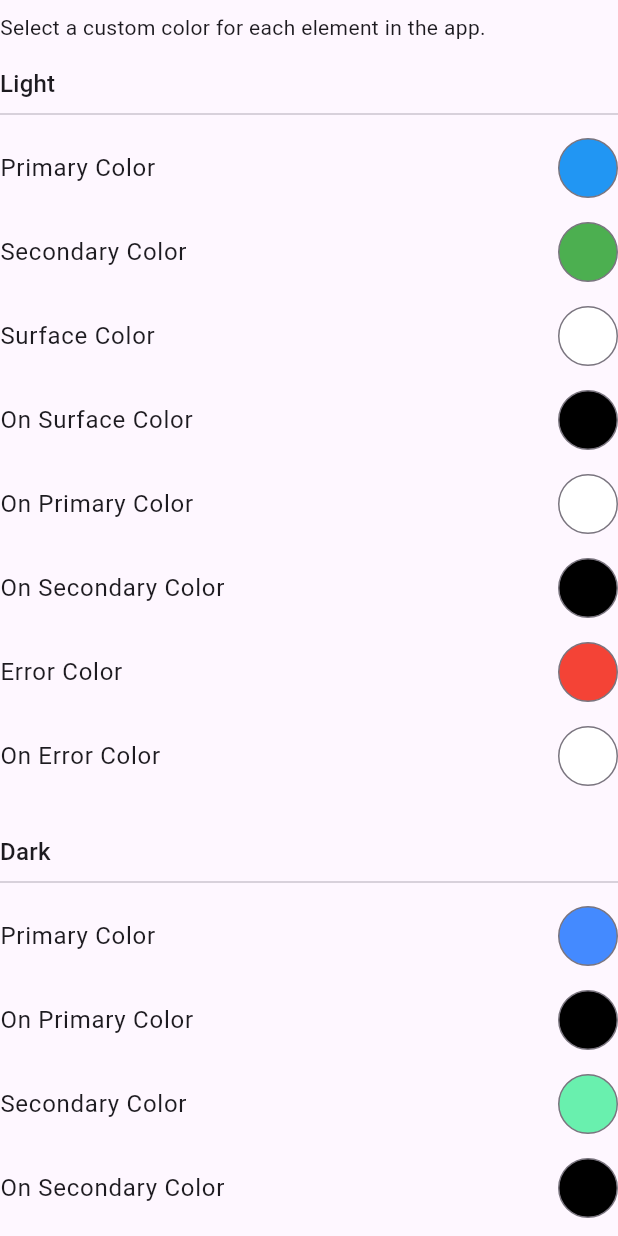
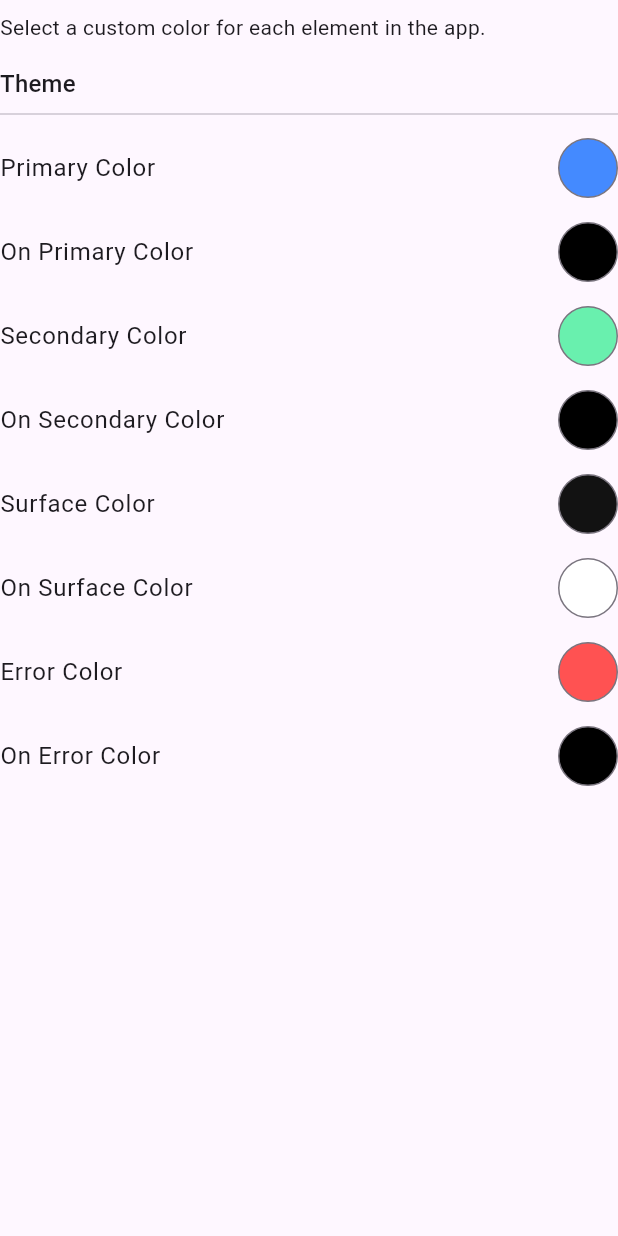
Before and after one commit to nieich/flutter_weather_app, a Flutter app: the IndividualColorPicker widget shown alone on an empty page, opened directly, on a phone screen of 412 x 824 dp. Run offline on Flutter 3.47's test engine with Material 3 defaults, Android fonts, the phone set to English and light mode, and no system bars; our stand-ins replace fl_chart, flutter_colorpicker, geolocator, go_router, shared_preferences; accounts and stored records are empty.

Commit message:
individual theme overhaul

```diff
--- a/lib/l10n/app_localizations.dart
+++ b/lib/l10n/app_localizations.dart
@@ -284,6 +284,18 @@ abstract class AppLocalizations {
   /// **'On Error Color'**
   String get onErrorColor;
 
+  /// Header for the theme selection
+  ///
+  /// In en, this message translates to:
+  /// **'Theme'**
+  String get theme;
+
+  /// Error message displayed when something goes wrong
+  ///
+  /// In en, this message translates to:
+  /// **'Error'**
+  String get error;
+
   /// OK button text
   ///
   /// In en, this message translates to:
@@ -295,6 +307,24 @@ abstract class AppLocalizations {
   /// In en, this message translates to:
   /// **'Cancel'**
   String get cancel;
+
+  /// Description for the pull down to refresh action
+  ///
+  /// In en, this message translates to:
+  /// **'Pull down to refresh the weather data.'**
+  String get pullDownToRefresh;
+
+  /// Description for the no weather data message
+  ///
+  /// In en, this message translates to:
+  /// **'No weather data available.'**
+  String get noWeatherDataAvail;
+
+  /// Description for the weather data refresh failure message
+  ///
+  /// In en, this message translates to:
+  /// **'Failed to refresh weather data.'**
+  String get weatherDataRefreshFailed;
 }
 
 class _AppLocalizationsDelegate
--- a/lib/navigation/scaffold_with_drawer.dart
+++ b/lib/navigation/scaffold_with_drawer.dart
@@ -26,6 +26,7 @@ class ScaffoldWithDrawer extends StatelessWidget {
           ),
         ],
       ),
+      backgroundColor: Theme.of(context).colorScheme.surface,
       body: navigationShell,
     );
   }
--- a/lib/pages/settings/color_scheme_picker.dart
+++ b/lib/pages/settings/color_scheme_picker.dart
@@ -82,93 +82,49 @@ class IndividualColorPicker extends StatelessWidget {
         const SizedBox(height: 16),
 
         // Light Theme Section
-        Text(l10n.lightTheme, style: Theme.of(context).textTheme.titleMedium),
+        Text(l10n.theme, style: Theme.of(context).textTheme.titleMedium),
         const Divider(),
         _ColorPickerTile(
           title: l10n.primaryColor, // e.g., "Primary Color"
-          currentColor: themeProvider.lightPrimary,
-          onColorChanged: themeProvider.setLightPrimary,
+          currentColor: themeProvider.primary,
+          onColorChanged: themeProvider.setPrimary,
+        ),
+        _ColorPickerTile(
+          title: l10n.onPrimaryColor, // e.g., "On Primary Color"
+          currentColor: themeProvider.onPrimary,
+          onColorChanged: themeProvider.setOnPrimary,
         ),
         _ColorPickerTile(
           title: l10n.secondaryColor, // e.g., "Secondary Color"
-          currentColor: themeProvider.lightSecondary,
-          onColorChanged: themeProvider.setLightSecondary,
+          currentColor: themeProvider.secondary,
+          onColorChanged: themeProvider.setSecondary,
+        ),
+        _ColorPickerTile(
+          title: l10n.onSecondaryColor, // e.g., "On Secondary Color"
+          currentColor: themeProvider.onSecondary,
+          onColorChanged: themeProvider.setOnSecondary,
         ),
         _ColorPickerTile(
           title: l10n.surfaceColor, // e.g., "Surface Color"
-          currentColor: themeProvider.lightSurface,
-          onColorChanged: themeProvider.setLightSurface,
+          currentColor: themeProvider.surface,
+          onColorChanged: themeProvider.setSurface,
         ),
         _ColorPickerTile(
           title: l10n.onSurfaceColor, // e.g., "On Surface Color"
-          currentColor: themeProvider.lightOnSurface,
-          onColorChanged: themeProvider.setLightOnSurface,
-        ),
-        _ColorPickerTile(
-          title: l10n.onPrimaryColor, // e.g., "On Primary Color"
-          currentColor: themeProvider.lightOnPrimary,
-          onColorChanged: themeProvider.setLightOnPrimary,
-        ),
-        _ColorPickerTile(
-          title: l10n.onSecondaryColor, // e.g., "On Secondary Color"
-          currentColor: themeProvider.lightOnSecondary,
-          onColorChanged: themeProvider.setLightOnSecondary,
+          currentColor: themeProvider.onSurface,
+          onColorChanged: themeProvider.setOnSurface,
         ),
         _ColorPickerTile(
           title: l10n.errorColor, // e.g., "Error Color"
-          currentColor: themeProvider.lightError,
-          onColorChanged: themeProvider.setLightError,
+          currentColor: themeProvider.error,
+          onColorChanged: themeProvider.setError,
         ),
         _ColorPickerTile(
           title: l10n.onErrorColor, // e.g., "On Error Color"
-          currentColor: themeProvider.lightOnError,
-          onColorChanged: themeProvider.setLightOnError,
+          currentColor: themeProvider.onError,
+          onColorChanged: themeProvider.setOnError,
         ),
         const SizedBox(height: 24),
-
-        // Dark Theme Section
-        Text(l10n.darkTheme, style: Theme.of(context).textTheme.titleMedium),
-        const Divider(),
-        _ColorPickerTile(
-          title: l10n.primaryColor,
-          currentColor: themeProvider.darkPrimary,
-          onColorChanged: themeProvider.setDarkPrimary,
-        ),
-        _ColorPickerTile(
-          title: l10n.onPrimaryColor,
-          currentColor: themeProvider.darkOnPrimary,
-          onColorChanged: themeProvider.setDarkOnPrimary,
-        ),
-        _ColorPickerTile(
-          title: l10n.secondaryColor,
-          currentColor: themeProvider.darkSecondary,
-          onColorChanged: themeProvider.setDarkSecondary,
-        ),
-        _ColorPickerTile(
-          title: l10n.onSecondaryColor,
-          currentColor: themeProvider.darkOnSecondary,
-          onColorChanged: themeProvider.setDarkOnSecondary,
-        ),
-        _ColorPickerTile(
-          title: l10n.surfaceColor,
-          currentColor: themeProvider.darkSurface,
-          onColorChanged: themeProvider.setDarkSurface,
-        ),
-        _ColorPickerTile(
-          title: l10n.onSurfaceColor,
-          currentColor: themeProvider.darkOnSurface,
-          onColorChanged: themeProvider.setDarkOnSurface,
-        ),
-        _ColorPickerTile(
-          title: l10n.errorColor,
-          currentColor: themeProvider.darkError,
-          onColorChanged: themeProvider.setDarkError,
-        ),
-        _ColorPickerTile(
-          title: l10n.onErrorColor,
-          currentColor: themeProvider.darkOnError,
-          onColorChanged: themeProvider.setDarkOnError,
-        ),
       ],
     );
   }
--- a/lib/provider/theme_provider.dart
+++ b/lib/provider/theme_provider.dart
@@ -7,44 +7,28 @@ class ThemeProvider with ChangeNotifier {
   static const String _themeColorKey = 'theme_color';
   static const String _themeModeKey = 'theme_mode';
   static const String _colorModeKey = 'color_mode';
-  static const String _lightPrimaryColorKey = 'light_primary_color';
-  static const String _darkPrimaryColorKey = 'dark_primary_color';
-  static const String _lightSecondaryColorKey = 'light_secondary_color';
-  static const String _darkSecondaryColorKey = 'dark_secondary_color';
-  static const String _lightOnPrimaryColorKey = 'light_on_primary_color';
-  static const String _darkOnPrimaryColorKey = 'dark_on_primary_color';
-  static const String _lightOnSecondaryColorKey = 'light_on_secondary_color';
-  static const String _darkOnSecondaryColorKey = 'dark_on_secondary_color';
-  static const String _lightErrorColorKey = 'light_error_color';
-  static const String _darkErrorColorKey = 'dark_error_color';
-  static const String _lightOnErrorColorKey = 'light_on_error_color';
-  static const String _darkOnErrorColorKey = 'dark_on_error_color';
-  static const String _lightSurfaceColorKey = 'light_surface_color';
-  static const String _darkSurfaceColorKey = 'dark_surface_color';
-  static const String _lightOnSurfaceColorKey = 'light_on_surface_color';
-  static const String _darkOnSurfaceColorKey = 'dark_on_surface_color';
+  static const String _primaryColorKey = 'primary_color';
+  static const String _onPrimaryColorKey = 'on_primary_color';
+  static const String _secondaryColorKey = 'secondary_color';
+  static const String _onSecondaryColorKey = 'on_secondary_color';
+  static const String _errorColorKey = 'error_color';
+  static const String _onErrorColorKey = 'on_error_color';
+  static const String _surfaceColorKey = 'surface_color';
+  static const String _onSurfaceColorKey = 'on_surface_color';
 
   Color _seedColor = Colors.deepPurple;
   ThemeMode _themeMode = ThemeMode.system;
   ColorMode _colorMode = ColorMode.seed;
 
   // Individual colors
-  Color _lightPrimary = Colors.blue;
-  Color _darkPrimary = Colors.blueAccent;
-  Color _lightSecondary = Colors.green;
-  Color _darkSecondary = Colors.greenAccent;
-  Color _lightOnPrimary = Colors.white;
-  Color _darkOnPrimary = Colors.black;
-  Color _lightOnSecondary = Colors.black;
-  Color _darkOnSecondary = Colors.black;
-  Color _lightError = Colors.red;
-  Color _darkError = Colors.redAccent;
-  Color _lightOnError = Colors.white;
-  Color _darkOnError = Colors.black;
-  Color _lightSurface = Colors.white;
-  Color _darkSurface = const Color(0xFF121212);
-  Color _lightOnSurface = Colors.black;
-  Color _darkOnSurface = Colors.white;
+  Color _primary = Colors.blueAccent;
+  Color _onPrimary = Colors.black;
+  Color _secondary = Colors.greenAccent;
+  Color _onSecondary = Colors.black;
+  Color _error = Colors.redAccent;
+  Color _onError = Colors.black;
+  Color _surface = const Color(0xFF121212);
+  Color _onSurface = Colors.white;
 
   ThemeProvider() {
     _loadTheme();
@@ -53,22 +37,14 @@ class ThemeProvider with ChangeNotifier {
   Color get seedColor => _seedColor;
   ThemeMode get themeMode => _themeMode;
   ColorMode get colorMode => _colorMode;
-  Color get lightPrimary => _lightPrimary;
-  Color get darkPrimary => _darkPrimary;
-  Color get lightSecondary => _lightSecondary;
-  Color get darkSecondary => _darkSecondary;
-  Color get lightOnPrimary => _lightOnPrimary;
-  Color get darkOnPrimary => _darkOnPrimary;
-  Color get lightOnSecondary => _lightOnSecondary;
-  Color get darkOnSecondary => _darkOnSecondary;
-  Color get lightError => _lightError;
-  Color get darkError => _darkError;
-  Color get lightOnError => _lightOnError;
-  Color get darkOnError => _darkOnError;
-  Color get lightSurface => _lightSurface;
-  Color get darkSurface => _darkSurface;
-  Color get lightOnSurface => _lightOnSurface;
-  Color get darkOnSurface => _darkOnSurface;
+  Color get primary => _primary;
+  Color get onPrimary => _onPrimary;
+  Color get secondary => _secondary;
+  Color get onSecondary => _onSecondary;
+  Color get error => _error;
+  Color get onError => _onError;
+  Color get surface => _surface;
+  Color get onSurface => _onSurface;
 
   /// The ColorScheme for the light theme.
   /// It is generated dynamically based on the selected [colorMode].
@@ -76,14 +52,14 @@ class ThemeProvider with ChangeNotifier {
     if (_colorMode == ColorMode.individual) {
       return ColorScheme(
         brightness: Brightness.light,
-        primary: _lightPrimary,
-        onPrimary: _lightOnPrimary,
-        secondary: _lightSecondary,
-        onSecondary: _lightOnSecondary,
-        error: _lightError,
-        onError: _lightOnError,
-        surface: _lightSurface,
-        onSurface: _lightOnSurface,
+        primary: _primary,
+        onPrimary: _onPrimary,
+        secondary: _secondary,
+        onSecondary: _onSecondary,
+        error: _error,
+        onError: _onError,
+        surface: _surface,
+        onSurface: _onSurface,
       );
     }
     return ColorScheme.fromSeed(seedColor: _seedColor, brightness: Brightness.light);
@@ -95,14 +71,14 @@ class ThemeProvider with ChangeNotifier {
     if (_colorMode == ColorMode.individual) {
       return ColorScheme(
         brightness: Brightness.dark,
-        primary: _darkPrimary,
-        onPrimary: _darkOnPrimary,
-        secondary: _darkSecondary,
-        onSecondary: _darkOnSecondary,
-        error: _darkError,
-        onError: _darkOnError,
-        surface: _darkSurface,
-        onSurface: _darkOnSurface,
+        primary: _primary,
+        onPrimary: _onPrimary,
+        secondary: _secondary,
+        onSecondary: _onSecondary,
+        error: _error,
+        onError: _onError,
+        surface: _surface,
+        onSurface: _onSurface,
       );
     }
     return ColorScheme.fromSeed(seedColor: _seedColor, brightness: Brightness.dark);
@@ -140,30 +116,21 @@ class ThemeProvider with ChangeNotifier {
     // Helper to reduce repetition when loading colors.
     Color getColor(String key, Color defaultColor) => Color(prefs.getInt(key) ?? defaultColor.value);
 
-    _lightPrimary = getColor(_lightPrimaryColorKey, Colors.blue);
-    _darkPrimary = getColor(_darkPrimaryColorKey, Colors.blueAccent);
-    _lightSecondary = getColor(_lightSecondaryColorKey, Colors.green);
-    _darkSecondary = getColor(_darkSecondaryColorKey, Colors.greenAccent);
-    _lightOnPrimary = getColor(_lightOnPrimaryColorKey, Colors.white);
-    _darkOnPrimary = getColor(_darkOnPrimaryColorKey, Colors.black);
-    _lightOnSecondary = getColor(_lightOnSecondaryColorKey, Colors.black);
-    _darkOnSecondary = getColor(_darkOnSecondaryColorKey, Colors.black);
-    _lightError = getColor(_lightErrorColorKey, Colors.red);
-    _darkError = getColor(_darkErrorColorKey, Colors.redAccent);
-    _lightOnError = getColor(_lightOnErrorColorKey, Colors.white);
-    _darkOnError = getColor(_darkOnErrorColorKey, Colors.black);
-    _lightSurface = getColor(_lightSurfaceColorKey, Colors.white);
-    _darkSurface = getColor(_darkSurfaceColorKey, const Color(0xFF121212));
-    _lightOnSurface = getColor(_lightOnSurfaceColorKey, Colors.black);
-    _darkOnSurface = getColor(_darkOnSurfaceColorKey, Colors.white);
-
+    _primary = getColor(_primaryColorKey, Colors.blueAccent);
+    _onPrimary = getColor(_onPrimaryColorKey, Colors.black);
+    _secondary = getColor(_secondaryColorKey, Colors.greenAccent);
+    _onSecondary = getColor(_onSecondaryColorKey, Colors.black);
+    _error = getColor(_errorColorKey, Colors.redAccent);
+    _onError = getColor(_onErrorColorKey, Colors.black);
+    _surface = getColor(_surfaceColorKey, const Color(0xFF121212));
+    _onSurface = getColor(_onSurfaceColorKey, Colors.white);
     notifyListeners();
   }
 
   Future<void> setSeedColor(Color color) async {
     _seedColor = color;
     final prefs = await SharedPreferences.getInstance();
-    await prefs.setInt(_themeColorKey, color.value);
+    await prefs.setInt(_themeColorKey, color.toARGB32());
     notifyListeners();
   }
 
@@ -181,115 +148,59 @@ class ThemeProvider with ChangeNotifier {
     notifyListeners();
   }
 
-  Future<void> setLightPrimary(Color color) async {
-    _lightPrimary = color;
+  Future<void> setPrimary(Color color) async {
+    _primary = color;
     final prefs = await SharedPreferences.getInstance();
-    await prefs.setInt(_lightPrimaryColorKey, color.toARGB32());
+    await prefs.setInt(_primaryColorKey, color.toARGB32());
     notifyListeners();
   }
 
-  Future<void> setDarkPrimary(Color color) async {
-    _darkPrimary = color;
+  Future<void> setOnPrimary(Color color) async {
+    _onPrimary = color;
     final prefs = await SharedPreferences.getInstance();
-    await prefs.setInt(_darkPrimaryColorKey, color.toARGB32());
+    await prefs.setInt(_onPrimaryColorKey, color.toARGB32());
     notifyListeners();
   }
 
-  Future<void> setLightSecondary(Color color) async {
-    _lightSecondary = color;
+  Future<void> setSecondary(Color color) async {
+    _secondary = color;
     final prefs = await SharedPreferences.getInstance();
-    await prefs.setInt(_lightSecondaryColorKey, color.toARGB32());
+    await prefs.setInt(_secondaryColorKey, color.toARGB32());
     notifyListeners();
   }
 
-  Future<void> setDarkSecondary(Color color) async {
-    _darkSecondary = color;
+  Future<void> setOnSecondary(Color color) async {
+    _onSecondary = color;
     final prefs = await SharedPreferences.getInstance();
-    await prefs.setInt(_darkSecondaryColorKey, color.toARGB32());
+    await prefs.setInt(_onSecondaryColorKey, color.toARGB32());
     notifyListeners();
   }
 
-  Future<void> setLightOnPrimary(Color color) async {
-    _lightOnPrimary = color;
+  Future<void> setError(Color color) async {
+    _error = color;
     final prefs = await SharedPreferences.getInstance();
-    await prefs.setInt(_lightOnPrimaryColorKey, color.toARGB32());
+    await prefs.setInt(_errorColorKey, color.toARGB32());
     notifyListeners();
   }
 
-  Future<void> setDarkOnPrimary(Color color) async {
-    _darkOnPrimary = color;
+  Future<void> setOnError(Color color) async {
+    _onError = color;
     final prefs = await SharedPreferences.getInstance();
-    await prefs.setInt(_darkOnPrimaryColorKey, color.toARGB32());
+    await prefs.setInt(_onErrorColorKey, color.toARGB32());
     notifyListeners();
   }
 
-  Future<void> setLightOnSecondary(Color color) async {
-    _lightOnSecondary = color;
+  Future<void> setSurface(Color color) async {
+    _surface = color;
     final prefs = await SharedPreferences.getInstance();
-    await prefs.setInt(_lightOnSecondaryColorKey, color.toARGB32());
+    await prefs.setInt(_surfaceColorKey, color.toARGB32());
     notifyListeners();
   }
 
-  Future<void> setDarkOnSecondary(Color color) async {
-    _darkOnSecondary = color;
+  Future<void> setOnSurface(Color color) async {
+    _onSurface = color;
     final prefs = await SharedPreferences.getInstance();
-    await prefs.setInt(_darkOnSecondaryColorKey, color.toARGB32());
-    notifyListeners();
-  }
-
-  Future<void> setLightError(Color color) async {
-    _lightError = color;
-    final prefs = await SharedPreferences.getInstance();
-    await prefs.setInt(_lightErrorColorKey, color.toARGB32());
-    notifyListeners();
-  }
-
-  Future<void> setDarkError(Color color) async {
-    _darkError = color;
-    final prefs = await SharedPreferences.getInstance();
-    await prefs.setInt(_darkErrorColorKey, color.toARGB32());
-    notifyListeners();
-  }
-
-  Future<void> setLightOnError(Color color) async {
-    _lightOnError = color;
-    final prefs = await SharedPreferences.getInstance();
-    await prefs.setInt(_lightOnErrorColorKey, color.toARGB32());
-    notifyListeners();
-  }
-
-  Future<void> setDarkOnError(Color color) async {
-    _darkOnError = color;
-    final prefs = await SharedPreferences.getInstance();
-    await prefs.setInt(_darkOnErrorColorKey, color.toARGB32());
-    notifyListeners();
-  }
-
-  Future<void> setLightSurface(Color color) async {
-    _lightSurface = color;
-    final prefs = await SharedPreferences.getInstance();
-    await prefs.setInt(_lightSurfaceColorKey, color.toARGB32());
-    notifyListeners();
-  }
-
-  Future<void> setDarkSurface(Color color) async {
-    _darkSurface = color;
-    final prefs = await SharedPreferences.getInstance();
-    await prefs.setInt(_darkSurfaceColorKey, color.toARGB32());
-    notifyListeners();
-  }
-
-  Future<void> setLightOnSurface(Color color) async {
-    _lightOnSurface = color;
-    final prefs = await SharedPreferences.getInstance();
-    await prefs.setInt(_lightOnSurfaceColorKey, color.toARGB32());
-    notifyListeners();
-  }
-
-  Future<void> setDarkOnSurface(Color color) async {
-    _darkOnSurface = color;
-    final prefs = await SharedPreferences.getInstance();
-    await prefs.setInt(_darkOnSurfaceColorKey, color.toARGB32());
+    await prefs.setInt(_onSurfaceColorKey, color.toARGB32());
     notifyListeners();
   }
 }
--- a/lib/views/weather_view.dart
+++ b/lib/views/weather_view.dart
@@ -79,17 +79,21 @@ ListView buildWeatherView(BuildContext context, weatherData, Size size, ThemeDat
               margin: const EdgeInsets.symmetric(horizontal: 8.0, vertical: 4.0),
               child: Container(
                 width: 100,
+                decoration: BoxDecoration(color: theme.colorScheme.secondary, borderRadius: BorderRadius.circular(8.0)),
                 padding: const EdgeInsets.all(12.0),
                 child: Column(
                   mainAxisAlignment: MainAxisAlignment.spaceAround,
                   children: [
                     Text(
                       hourlyData.time,
-                      style: TextStyle(fontSize: 16, color: theme.colorScheme.onSurface, fontWeight: FontWeight.bold),
+                      style: TextStyle(fontSize: 16, color: theme.colorScheme.onSecondary, fontWeight: FontWeight.bold),
                     ),
                     Text('${hourlyData.precipitationProbability}%', style: TextStyle(color: Colors.blue)),
-                    Icon(hourlyCondition.icon, size: 32, color: theme.colorScheme.primary),
-                    Text('${hourlyData.temperature}°C', style: const TextStyle(fontSize: 18)),
+                    Icon(hourlyCondition.icon, size: 32, color: theme.colorScheme.onSecondary),
+                    Text(
+                      '${hourlyData.temperature}°C',
+                      style: TextStyle(fontSize: 18, color: theme.colorScheme.onSecondary),
+                    ),
                   ],
                 ),
               ),
```
Also changed, not shown: lib/l10n/app_de.arb (+18 -2 lines), lib/l10n/app_en.arb (+20 -1 lines), lib/l10n/app_localizations_de.dart (+17 -0 lines), lib/l10n/app_localizations_en.dart (+15 -0 lines), lib/pages/home_page.dart (+18 -7 lines).
